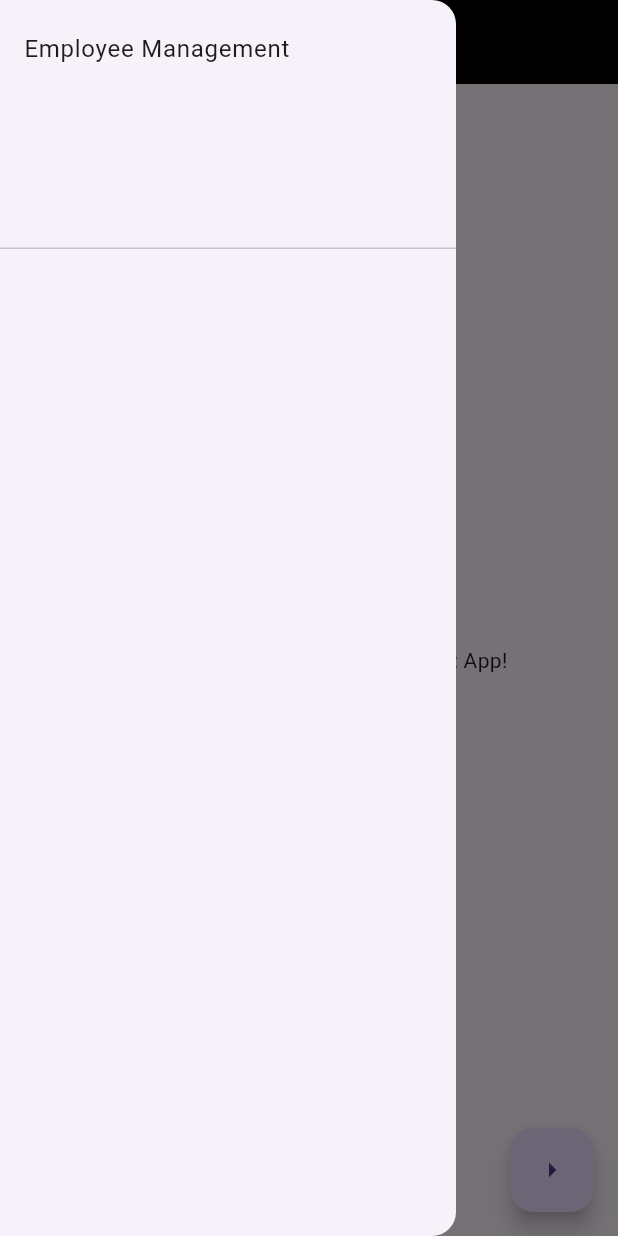
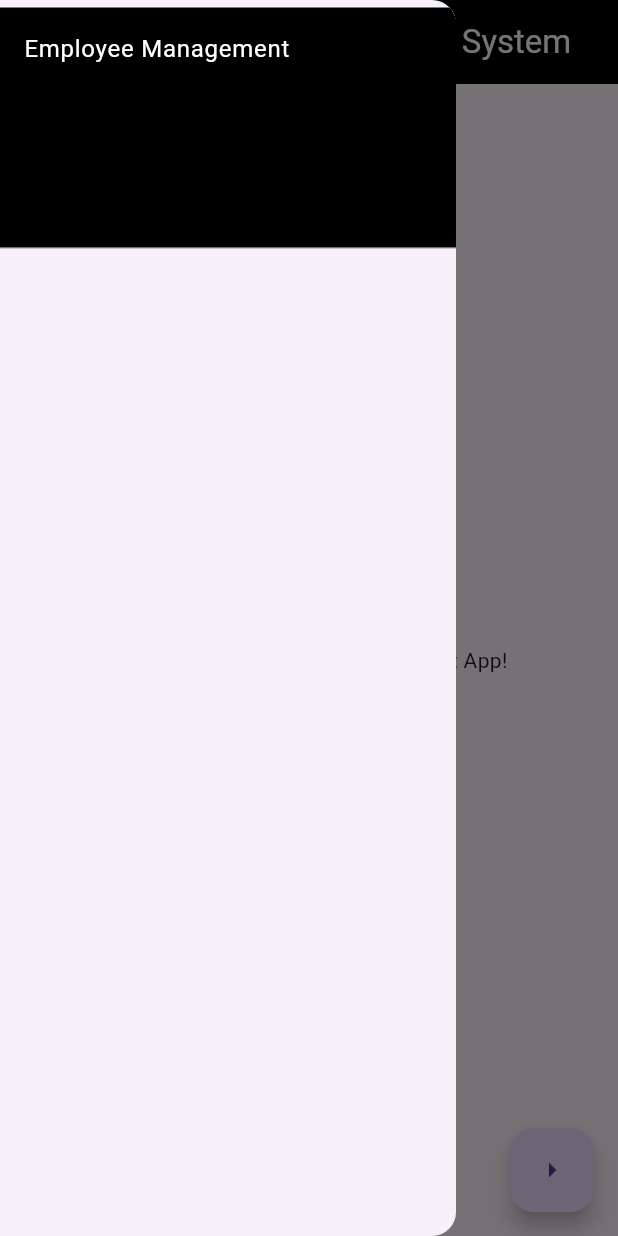
Before and after one commit to ichbinnichts/simple-flutter-spring-app, a Flutter app: the screen it shows after launch, with the side drawer open, on a phone screen of 412 x 824 dp. Run offline on Flutter 3.47's test engine with Material 3 defaults, Android fonts, the phone set to English and light mode, and no system bars.

Commit message:
style: style in drawer

```diff
--- a/FlutterClientApp/clientapp/lib/home/home.dart
+++ b/FlutterClientApp/clientapp/lib/home/home.dart
@@ -39,7 +39,7 @@ class _HomeState extends State<Home> {
         ),
         backgroundColor: Colors.black,
         title: const Text(
-          'Employee Management',
+          'Employee Management System',
           style: TextStyle(color: Colors.white),
         ),
       ),
@@ -53,7 +53,15 @@ class _HomeState extends State<Home> {
           padding: EdgeInsets.only(top: minPadding, bottom: minPadding),
           children: const <Widget>[
             DrawerHeader(
-              child: Text('Employee Management'),
+              child: Text(
+                'Employee Management',
+                style: TextStyle(
+                  color: Colors.white,
+                ),
+              ),
+              decoration: BoxDecoration(
+                color: Colors.black,
+              ),
             ),
           ],
         ),
```
